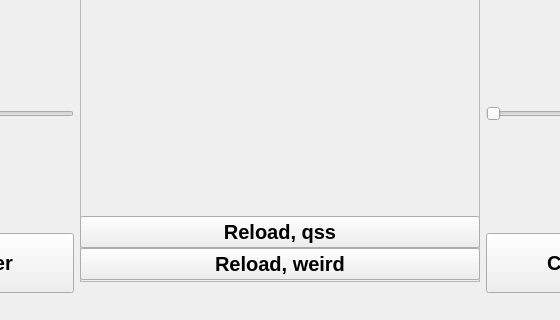
Old version of the form mainWindow.ui in the repository HausMeister008/TikTakToeWithDavid; both pictures show x 182 to 742 and y 258 to 578 of the 924 by 578 pixel window.
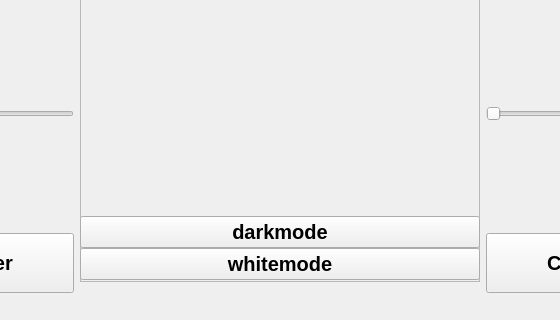
New version of the form.

What changed in the file:
```diff
--- a/mainWindow.ui
+++ b/mainWindow.ui
@@ -333,14 +333,14 @@
          <item>
           <widget class="QPushButton" name="btn_qss_reload">
            <property name="text">
-            <string>Reload, qss</string>
+            <string>darkmode</string>
            </property>
           </widget>
          </item>
          <item>
           <widget class="QPushButton" name="btn_qss_reload_weird">
            <property name="text">
-            <string>Reload, weird</string>
+            <string>whitemode</string>
            </property>
           </widget>
          </item>
```
